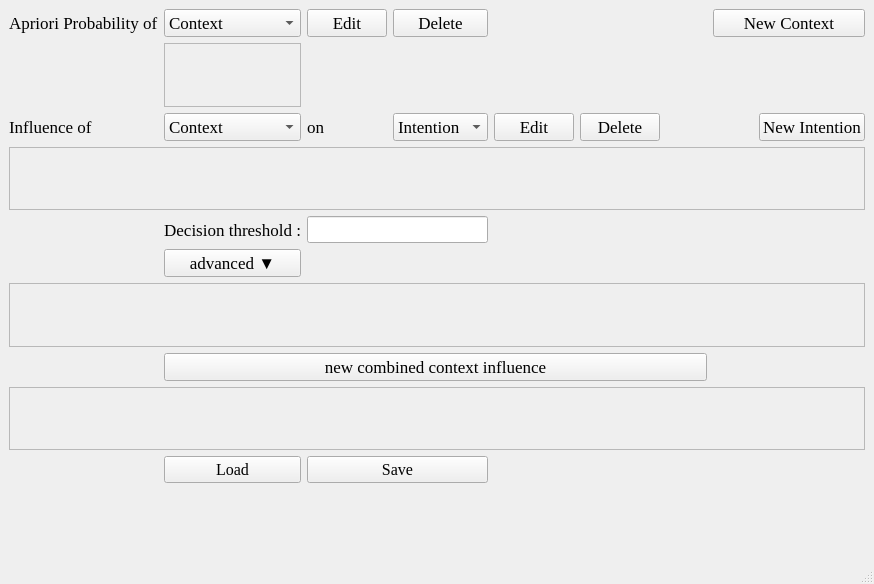
First picture: the form in CoBaIR/configurator.ui, repository dfki-ric/CoBaIR, before the edit.
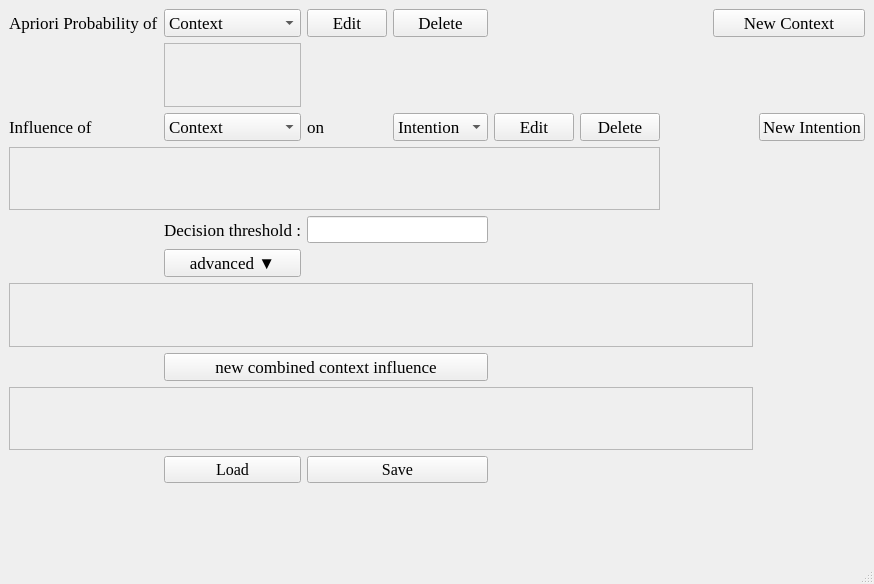
Second picture: the form after the edit.

Commit message: low label and high label alignment

What changed in the file:
```diff
--- a/CoBaIR/configurator.ui
+++ b/CoBaIR/configurator.ui
@@ -23,30 +23,6 @@
   </property>
   <widget class="QWidget" name="centralwidget">
    <layout class="QGridLayout" name="grid_layout">
-    <item row="6" column="0" colspan="9">
-     <widget class="QFrame" name="advanced_hidden_frame">
-      <property name="enabled">
-       <bool>true</bool>
-      </property>
-      <property name="frameShape">
-       <enum>QFrame::StyledPanel</enum>
-      </property>
-      <property name="frameShadow">
-       <enum>QFrame::Raised</enum>
-      </property>
-      <layout class="QGridLayout" name="gridLayout"/>
-      <widget class="QFrame" name="advanced_table">
-       <property name="geometry">
-        <rect>
-         <x>0</x>
-         <y>0</y>
-         <width>100</width>
-         <height>30</height>
-        </rect>
-       </property>
-      </widget>
-     </widget>
-    </item>
     <item row="10" column="0" colspan="6">
      <widget class="QLabel" name="error_label">
       <property name="font">
@@ -94,19 +70,6 @@
       </property>
      </widget>
     </item>
-    <item row="9" column="2" colspan="2">
-     <widget class="QPushButton" name="save_button">
-      <property name="font">
-       <font>
-        <family>Times New Roman</family>
-        <pointsize>12</pointsize>
-       </font>
-      </property>
-      <property name="text">
-       <string>Save</string>
-      </property>
-     </widget>
-    </item>
     <item row="9" column="1">
      <widget class="QPushButton" name="load_button">
       <property name="font">
@@ -248,37 +211,6 @@
       </property>
      </widget>
     </item>
-    <item row="7" column="1" colspan="6">
-     <widget class="QPushButton" name="new_combined_influence_button">
-      <property name="font">
-       <font>
-        <family>Times New Roman</family>
-        <pointsize>13</pointsize>
-       </font>
-      </property>
-      <property name="text">
-       <string>new combined context influence</string>
-      </property>
-     </widget>
-    </item>
-    <item row="3" column="0" colspan="9">
-     <widget class="QFrame" name="influencing_context_frame">
-      <property name="enabled">
-       <bool>true</bool>
-      </property>
-      <property name="frameShape">
-       <enum>QFrame::StyledPanel</enum>
-      </property>
-      <property name="frameShadow">
-       <enum>QFrame::Raised</enum>
-      </property>
-      <layout class="QGridLayout" name="gridLayout_3">
-       <property name="verticalSpacing">
-        <number>10</number>
-       </property>
-      </layout>
-     </widget>
-    </item>
     <item row="2" column="1">
      <widget class="QComboBox" name="influencing_context_selection">
       <property name="font">
@@ -294,17 +226,6 @@
       </item>
      </widget>
     </item>
-    <item row="8" column="0" colspan="9">
-     <widget class="QFrame" name="canvas_frame">
-      <property name="frameShape">
-       <enum>QFrame::StyledPanel</enum>
-      </property>
-      <property name="frameShadow">
-       <enum>QFrame::Raised</enum>
-      </property>
-      <layout class="QGridLayout" name="gridLayout"/>
-     </widget>
-    </item>
     <item row="1" column="1">
      <widget class="QFrame" name="context_selected_frame">
       <property name="frameShape">
@@ -367,6 +288,85 @@
       </property>
      </widget>
     </item>
+    <item row="6" column="0" colspan="8">
+     <widget class="QFrame" name="advanced_hidden_frame">
+      <property name="enabled">
+       <bool>true</bool>
+      </property>
+      <property name="frameShape">
+       <enum>QFrame::StyledPanel</enum>
+      </property>
+      <property name="frameShadow">
+       <enum>QFrame::Raised</enum>
+      </property>
+      <layout class="QGridLayout" name="gridLayout"/>
+      <widget class="QFrame" name="advanced_table">
+       <property name="geometry">
+        <rect>
+         <x>0</x>
+         <y>0</y>
+         <width>100</width>
+         <height>30</height>
+        </rect>
+       </property>
+      </widget>
+     </widget>
+    </item>
+    <item row="7" column="1" colspan="3">
+     <widget class="QPushButton" name="new_combined_influence_button">
+      <property name="font">
+       <font>
+        <family>Times New Roman</family>
+        <pointsize>13</pointsize>
+       </font>
+      </property>
+      <property name="text">
+       <string>new combined context influence</string>
+      </property>
+     </widget>
+    </item>
+    <item row="9" column="2" colspan="2">
+     <widget class="QPushButton" name="save_button">
+      <property name="font">
+       <font>
+        <family>Times New Roman</family>
+        <pointsize>12</pointsize>
+       </font>
+      </property>
+      <property name="text">
+       <string>Save</string>
+      </property>
+     </widget>
+    </item>
+    <item row="8" column="0" colspan="8">
+     <widget class="QFrame" name="canvas_frame">
+      <property name="frameShape">
+       <enum>QFrame::StyledPanel</enum>
+      </property>
+      <property name="frameShadow">
+       <enum>QFrame::Raised</enum>
+      </property>
+      <layout class="QGridLayout" name="gridLayout"/>
+     </widget>
+    </item>
+    <item row="3" column="0" colspan="6">
+     <widget class="QFrame" name="influencing_context_frame">
+      <property name="enabled">
+       <bool>true</bool>
+      </property>
+      <property name="frameShape">
+       <enum>QFrame::StyledPanel</enum>
+      </property>
+      <property name="frameShadow">
+       <enum>QFrame::Raised</enum>
+      </property>
+      <layout class="QGridLayout" name="gridLayout_3">
+       <property name="verticalSpacing">
+        <number>10</number>
+       </property>
+      </layout>
+     </widget>
+    </item>
    </layout>
   </widget>
   <widget class="QMenuBar" name="menubar">
```
The commit also changes 1 other file.
